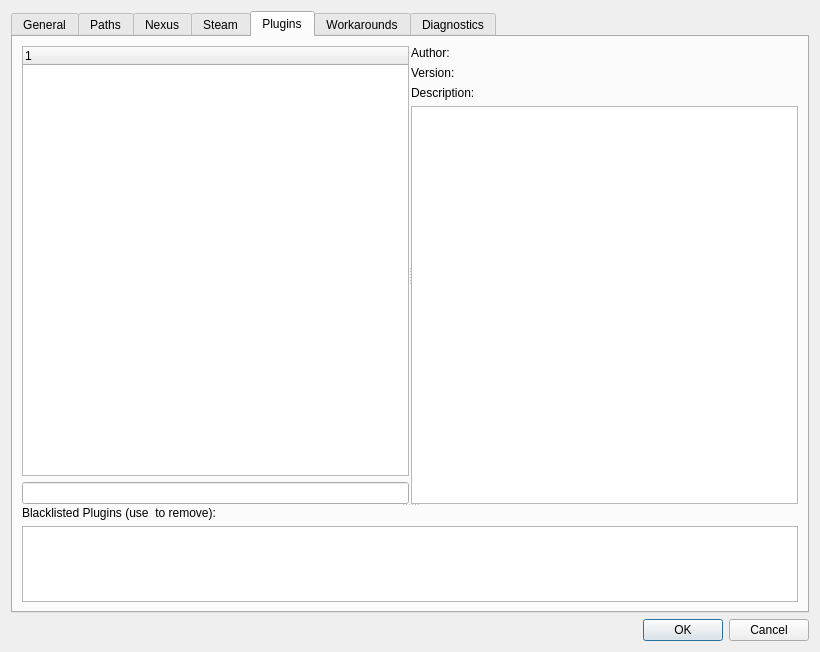
Above: modorganizer/src/settingsdialog.ui from Holt59/mo2-merge before the change. Below: the same form after it.
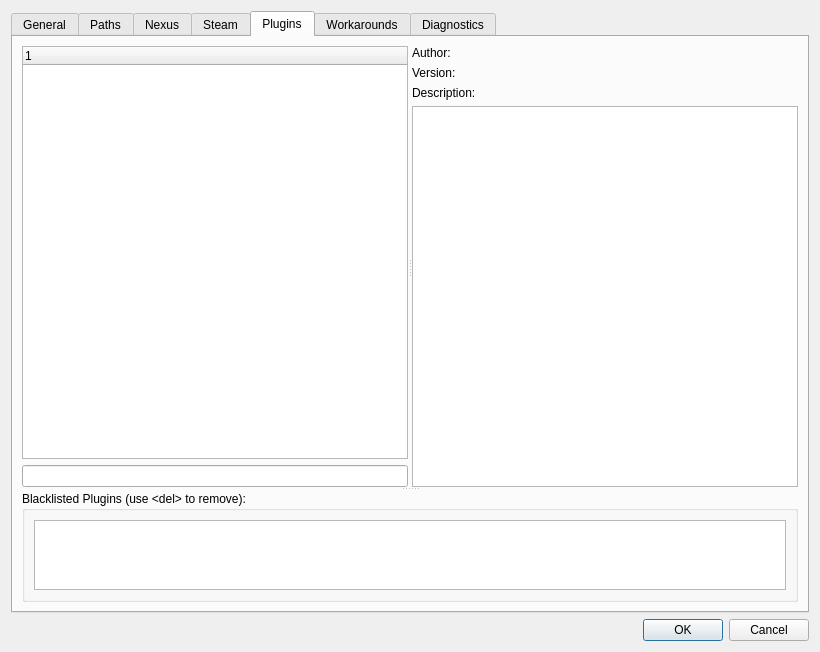
That is the form after the change. The open tabs and pages were chosen to show the change. Icons and pictures are not drawn. Custom widgets are drawn as their Qt base class.

Commit message: [modorganizer] removed excess padding in plugins tab put blacklist into a group box

Patch:
```diff
--- a/modorganizer/src/settingsdialog.ui
+++ b/modorganizer/src/settingsdialog.ui
@@ -1044,9 +1044,6 @@
          <property name="orientation">
           <enum>Qt::Vertical</enum>
          </property>
-         <property name="handleWidth">
-          <number>2</number>
-         </property>
          <widget class="QWidget" name="widget" native="true">
           <property name="sizePolicy">
            <sizepolicy hsizetype="Preferred" vsizetype="Preferred">
@@ -1055,6 +1052,18 @@
            </sizepolicy>
           </property>
           <layout class="QHBoxLayout" name="horizontalLayout_6">
+           <property name="leftMargin">
+            <number>0</number>
+           </property>
+           <property name="topMargin">
+            <number>0</number>
+           </property>
+           <property name="rightMargin">
+            <number>0</number>
+           </property>
+           <property name="bottomMargin">
+            <number>0</number>
+           </property>
            <item>
             <widget class="QSplitter" name="splitter_2">
              <property name="sizePolicy">
@@ -1066,11 +1075,20 @@
              <property name="orientation">
               <enum>Qt::Horizontal</enum>
              </property>
-             <property name="handleWidth">
-              <number>2</number>
-             </property>
              <widget class="QWidget" name="widget" native="true">
               <layout class="QVBoxLayout" name="verticalLayout_15">
+               <property name="leftMargin">
+                <number>0</number>
+               </property>
+               <property name="topMargin">
+                <number>0</number>
+               </property>
+               <property name="rightMargin">
+                <number>0</number>
+               </property>
+               <property name="bottomMargin">
+                <number>0</number>
+               </property>
                <item>
                 <widget class="QTreeWidget" name="pluginsList">
                  <column>
@@ -1095,6 +1113,18 @@
              </widget>
              <widget class="QWidget" name="widget" native="true">
               <layout class="QVBoxLayout" name="verticalLayout_7" stretch="0,1">
+               <property name="leftMargin">
+                <number>0</number>
+               </property>
+               <property name="topMargin">
+                <number>0</number>
+               </property>
+               <property name="rightMargin">
+                <number>0</number>
+               </property>
+               <property name="bottomMargin">
+                <number>0</number>
+               </property>
                <item>
                 <layout class="QFormLayout" name="formLayout_2">
                  <item row="0" column="0">
@@ -1182,21 +1212,17 @@
            </item>
           </layout>
          </widget>
-         <widget class="QWidget" name="verticalWidget" native="true">
+         <widget class="QGroupBox" name="verticalGroupBox">
           <property name="sizePolicy">
            <sizepolicy hsizetype="Preferred" vsizetype="Preferred">
             <horstretch>0</horstretch>
             <verstretch>1</verstretch>
            </sizepolicy>
           </property>
+          <property name="title">
+           <string>Blacklisted Plugins (use &lt;del&gt; to remove):</string>
+          </property>
           <layout class="QVBoxLayout" name="verticalLayout_16">
-           <item>
-            <widget class="QLabel" name="label_18">
-             <property name="text">
-              <string>Blacklisted Plugins (use &lt;del&gt; to remove):</string>
-             </property>
-            </widget>
-           </item>
            <item>
             <widget class="QListWidget" name="pluginBlacklist"/>
            </item>
@@ -1613,16 +1639,16 @@
   </layout>
  </widget>
  <customwidgets>
-  <customwidget>
-   <class>ColorTable</class>
-   <extends>QTableWidget</extends>
-   <header>colortable.h</header>
-  </customwidget>
   <customwidget>
    <class>LinkLabel</class>
    <extends>QLabel</extends>
    <header location="global">linklabel.h</header>
   </customwidget>
+  <customwidget>
+   <class>ColorTable</class>
+   <extends>QTableWidget</extends>
+   <header>colortable.h</header>
+  </customwidget>
  </customwidgets>
  <tabstops>
   <tabstop>tabWidget</tabstop>
```
